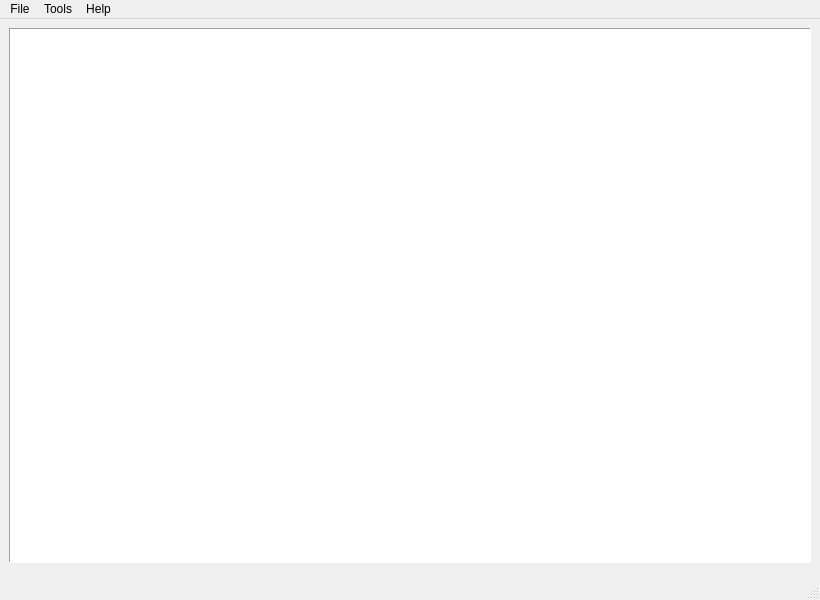
Before: the Qt Designer form mainwindow.ui in Muha0644/kadaif, drawn with Qt 5.
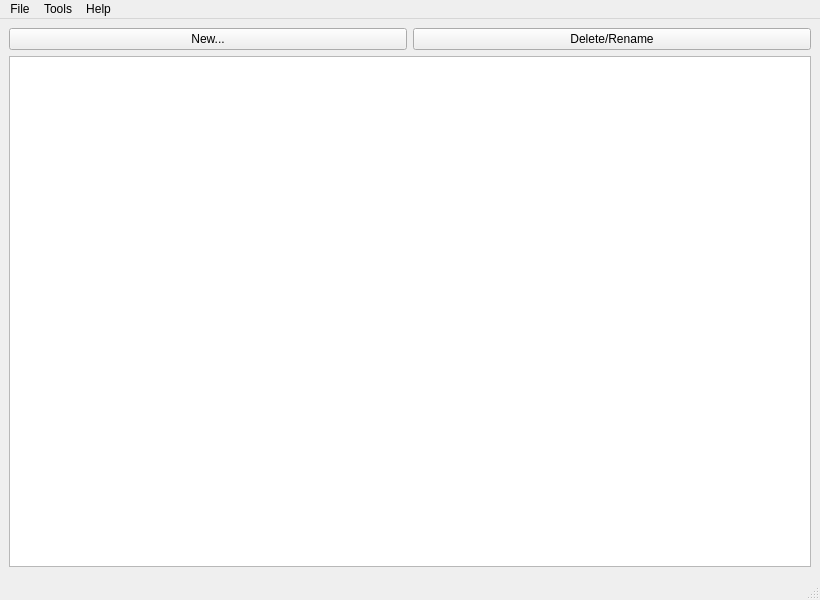
After: the same form once the commit is applied.

What changed in the file:
```diff
--- a/mainwindow.ui
+++ b/mainwindow.ui
@@ -21,13 +21,16 @@
     </size>
    </property>
    <layout class="QVBoxLayout" name="verticalLayout_2">
+    <property name="bottomMargin">
+     <number>5</number>
+    </property>
     <item>
      <widget class="QSplitter" name="splitter">
       <property name="enabled">
        <bool>true</bool>
       </property>
       <property name="sizePolicy">
-       <sizepolicy hsizetype="Expanding" vsizetype="Preferred">
+       <sizepolicy hsizetype="Preferred" vsizetype="Expanding">
         <horstretch>0</horstretch>
         <verstretch>0</verstretch>
        </sizepolicy>
@@ -50,6 +53,9 @@
         <height>0</height>
        </size>
       </property>
+      <property name="frameShape">
+       <enum>QFrame::NoFrame</enum>
+      </property>
       <property name="orientation">
        <enum>Qt::Horizontal</enum>
       </property>
@@ -64,14 +70,44 @@
       </property>
       <widget class="QWidget" name="layoutWidget">
        <layout class="QVBoxLayout" name="verticalLayout">
+        <property name="spacing">
+         <number>6</number>
+        </property>
+        <item>
+         <layout class="QHBoxLayout" name="horizontalLayout_2">
+          <item>
+           <widget class="QPushButton" name="newButt">
+            <property name="text">
+             <string>New...</string>
+            </property>
+            <property name="checkable">
+             <bool>false</bool>
+            </property>
+           </widget>
+          </item>
+          <item>
+           <widget class="QPushButton" name="rmButt">
+            <property name="text">
+             <string>Delete/Rename</string>
+            </property>
+           </widget>
+          </item>
+         </layout>
+        </item>
         <item>
          <widget class="QTreeView" name="fileListThing">
           <property name="sizePolicy">
-           <sizepolicy hsizetype="Preferred" vsizetype="Expanding">
+           <sizepolicy hsizetype="Ignored" vsizetype="MinimumExpanding">
             <horstretch>0</horstretch>
             <verstretch>0</verstretch>
            </sizepolicy>
           </property>
+          <property name="minimumSize">
+           <size>
+            <width>0</width>
+            <height>5</height>
+           </size>
+          </property>
           <property name="baseSize">
            <size>
             <width>50</width>
@@ -79,7 +115,7 @@
            </size>
           </property>
           <property name="frameShape">
-           <enum>QFrame::Panel</enum>
+           <enum>QFrame::StyledPanel</enum>
           </property>
           <property name="editTriggers">
            <set>QAbstractItemView::DoubleClicked|QAbstractItemView::EditKeyPressed</set>
```
Left out of the diff: 19 changed lines with no effect on the pictures.
